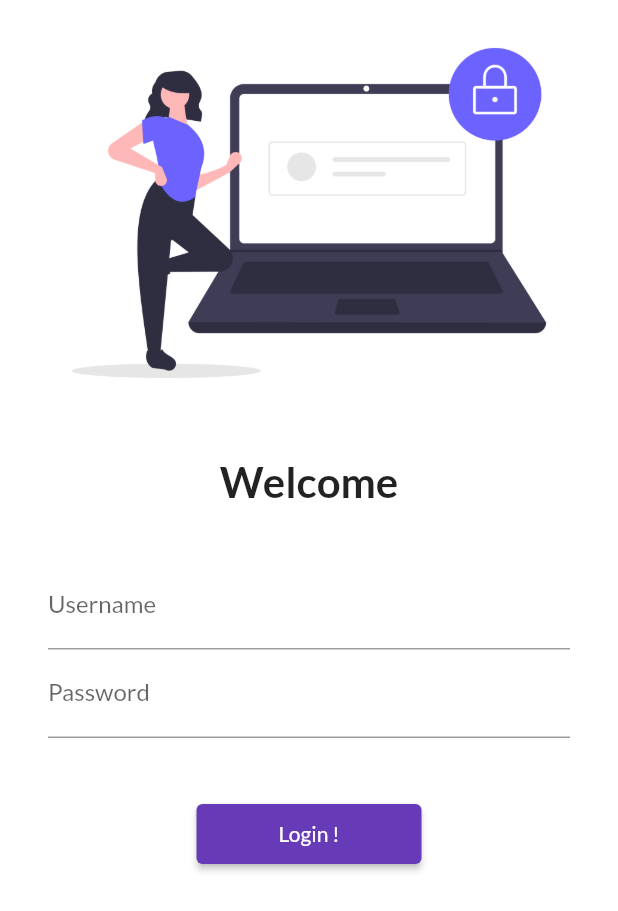
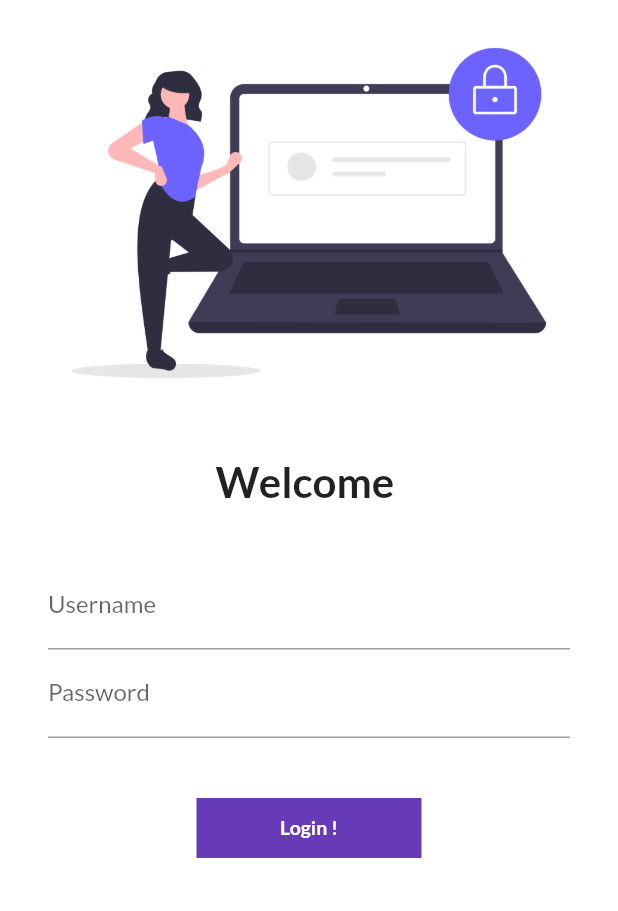
Before and after one commit to RaviMonocept/CatelogApp, a Flutter app: the screen it shows after launch, on a phone screen of 412 x 824 dp. Shown: the top 911 px of the screen. Run offline on Flutter 3.47's test engine with Material 2 defaults, Android fonts, the phone set to English and light mode, and no system bars; our stand-ins replace google_fonts.

Commit message:
Day6Completed

```diff
--- a/lib/Pages/login_page.dart
+++ b/lib/Pages/login_page.dart
@@ -1,9 +1,16 @@
 import 'package:flutter/material.dart';
 import 'package:flutter_catalog/utils/routes.dart';
 
-class LoginPage extends StatelessWidget {
+class LoginPage extends StatefulWidget {
   const LoginPage({super.key});
 
+  @override
+  State<LoginPage> createState() => _LoginPageState();
+}
+
+class _LoginPageState extends State<LoginPage> {
+  String name = "";
+  bool changeButton = false;
   @override
   Widget build(BuildContext context) {
     int i = 0;
@@ -21,7 +28,7 @@ class LoginPage extends StatelessWidget {
                 // child: Text("Cool Ravi"),
               ),
               Text(
-                "Welcome",
+                "Welcome $name",
                 style: TextStyle(fontSize: 28, fontWeight: FontWeight.bold),
               ),
               SizedBox(
@@ -35,6 +42,10 @@ class LoginPage extends StatelessWidget {
                     TextFormField(
                       decoration: InputDecoration(
                           hintText: "Enter username !", labelText: "Username"),
+                      onChanged: (value) {
+                        name = value;
+                        setState(() {});
+                      },
                     ),
                     TextFormField(
                       obscureText: true,
@@ -44,16 +55,54 @@ class LoginPage extends StatelessWidget {
                     SizedBox(
                       height: 40.0,
                     ),
-                    ElevatedButton(
-                      child: Text("Login !"),
-                      style: TextButton.styleFrom(minimumSize: Size(150, 40)),
-                      onPressed: () {
-                        i++;
+                    InkWell(
+                      onTap: () async {
+                        setState(() {
+                          i++;
+                          print("Welcome to login Button ! $i");
+                          changeButton = true;
+                        });
 
-                        print("Welcome to login Button ! $i");
+                        await Future.delayed(Duration(seconds: 1));
+
                         Navigator.pushNamed(context, MyRoutes.homeRoute);
                       },
-                    )
+                      child: AnimatedContainer(
+                        duration: Duration(seconds: 1),
+                        width: 150,
+                        height: 40,
+                        alignment: Alignment.center,
+                        decoration: BoxDecoration(
+                          color: Colors.deepPurple,
+                          shape: changeButton
+                              ? BoxShape.circle
+                              : BoxShape.rectangle,
+                          // borderRadius: BorderRadius.circular(8)
+                        ),
+                        child: changeButton
+                            ? Icon(
+                                Icons.done,
+                                color: Colors.white,
+                              )
+                            : Text(
+                                "Login !",
+                                style: TextStyle(
+                                    color: Colors.white,
+                                    fontWeight: FontWeight.bold,
+                                    fontSize: 13),
+                              ),
+                      ),
+                    ),
+                    // ElevatedButton(
+                    //   child: Text("Login !"),
+                    //   style: TextButton.styleFrom(minimumSize: Size(150, 40)),
+                    //   onPressed: () {
+                    //     i++;
+
+                    //     print("Welcome to login Button ! $i");
+                    //     Navigator.pushNamed(context, MyRoutes.homeRoute);
+                    //   },
+                    // )
                   ],
                 ),
               )
```
